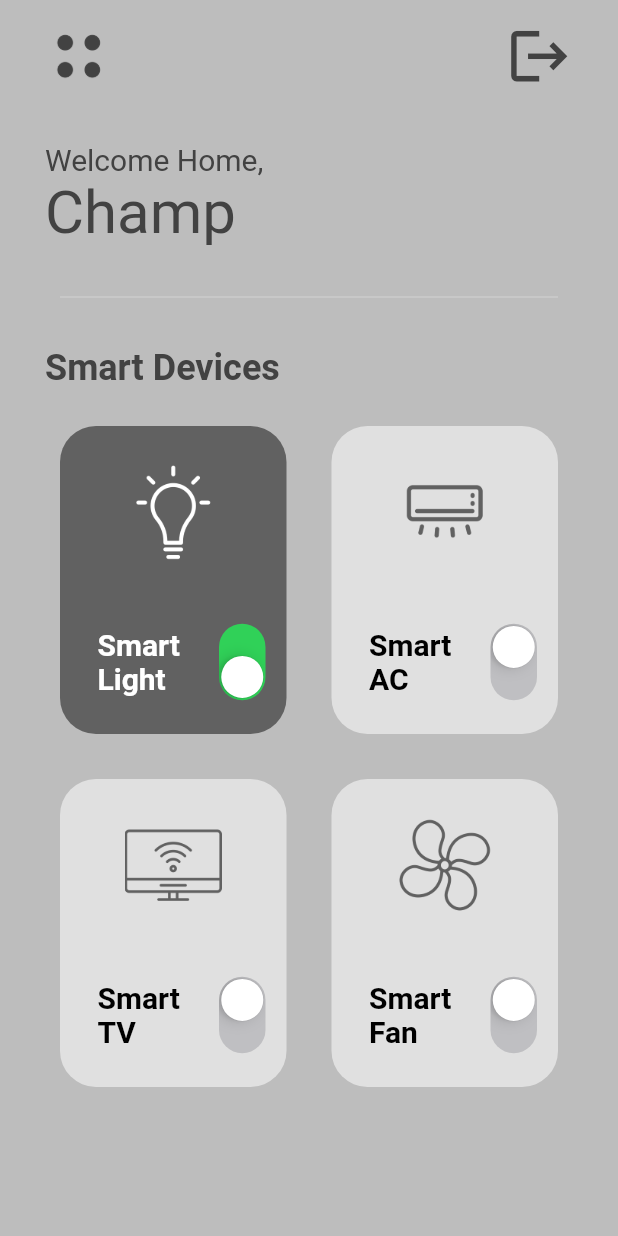
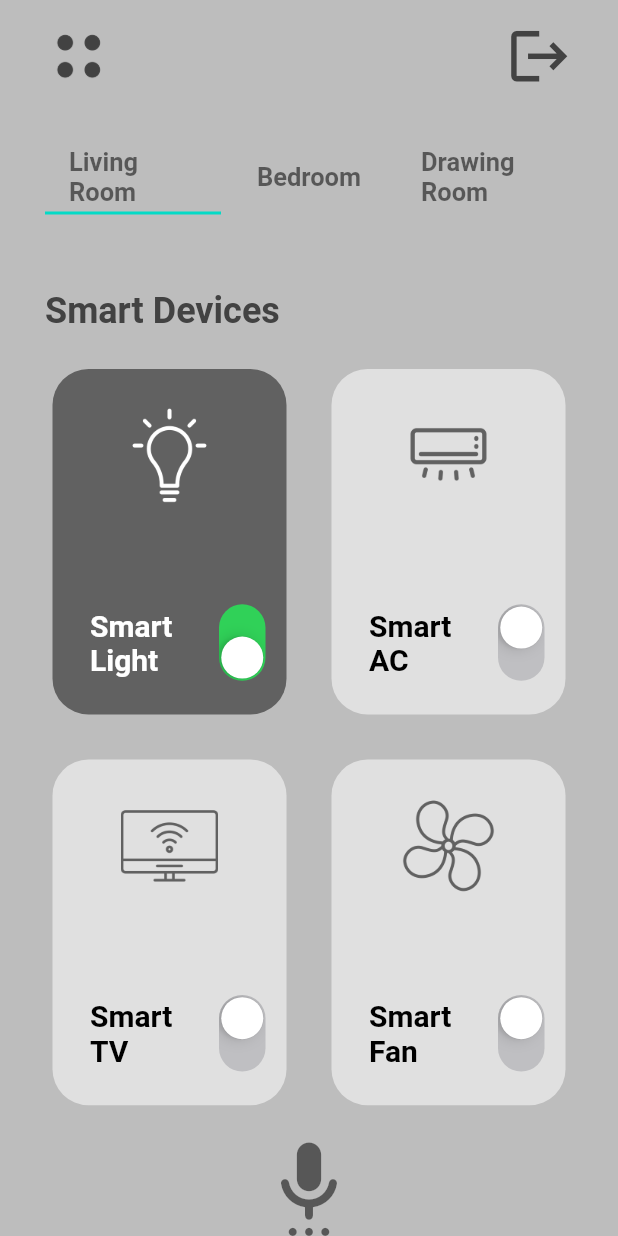
Before and after one commit to Mansivjain00/OOMD-Mini-Project, a Flutter app: the RegisterPage screen opened by its route, after a tap on "Register", on a phone screen of 412 x 824 dp. Run offline on Flutter 3.47's test engine with Material 2 defaults, Android fonts, the phone set to English and light mode, and no system bars.

Commit message:
Tab View and Voice assisstant Icon added

```diff
--- /dev/null
+++ b/lib/pages/control.dart
@@ -0,0 +1,23 @@
+import 'package:flutter/material.dart';
+
+class ControlPage extends StatelessWidget{
+
+  @override
+  Widget build(BuildContext context) {
+    // TODO: implement build
+    return _ControlPageState();
+  }
+ }
+
+
+
+
+class _ControlPageState extends ControlPage{
+
+  @override
+  Widget build(BuildContext context) {
+
+    return Scaffold();
+
+  }
+}
--- a/lib/pages/home_page.dart
+++ b/lib/pages/home_page.dart
@@ -80,14 +80,47 @@ class _HomePageState extends State<HomePage> {
               child: Column(
                 crossAxisAlignment: CrossAxisAlignment.start,
                 children: [
-                  Text(
-                    "Welcome Home,",
-                    style: TextStyle(fontSize: 20, color: Colors.grey.shade800),
-                  ),
-                  Text(
-                    'Champ',
-                    style: TextStyle(fontSize: 40,color: Colors.grey.shade800),
-                  ),
+                  // Text(
+                  //   "Welcome Home,",
+                  //   style: TextStyle(fontSize: 20, color: Colors.grey.shade800),
+                  // ),
+                  // Text(
+                  //   'Champ',
+                  //   style: TextStyle(fontSize: 40,color: Colors.grey.shade800),
+                  // ),
+
+                  DefaultTabController(length: 3, child: TabBar(
+                    tabs: [
+                     Tab(
+                         icon: Text(
+                           'Living Room',
+                           style: TextStyle(
+                               color: Colors.black54,
+                             fontSize: 17,
+                             fontWeight: FontWeight.w700,
+                           ),
+                         ),
+                     ) ,Tab(
+                         icon: Text('Bedroom',
+                           style: TextStyle(
+                               color: Colors.black54,
+                             fontSize: 17,
+                             fontWeight: FontWeight.w700,
+                           ),
+                         ),
+                     ) ,Tab(
+                         icon: Text('Drawing Room',
+                             style: TextStyle(
+                                 color: Colors.black54,
+                               fontSize: 17,
+                               fontWeight: FontWeight.w700,
+                             ),
+                         ),
+                     ) ,
+                    ],
+                  )),
+
+
                 ],
               ),
             ),
@@ -96,10 +129,10 @@ class _HomePageState extends State<HomePage> {
 
             const Padding(
               padding: EdgeInsets.symmetric(horizontal: 40.0),
-              child: Divider(
-                thickness: 1,
-                color: Color.fromARGB(255, 204, 204, 204),
-              ),
+              // child: Divider(
+              //   thickness: 1,
+              //   color: Color.fromARGB(255, 204, 204, 204),
+              // ),
             ),
 
             const SizedBox(height: 25),
@@ -123,10 +156,10 @@ class _HomePageState extends State<HomePage> {
               child: GridView.builder(
                 itemCount: 4,
                 physics: const NeverScrollableScrollPhysics(),
-                padding: const EdgeInsets.symmetric(horizontal: 25),
+                padding: const EdgeInsets.symmetric(horizontal: 20),
                 gridDelegate: const SliverGridDelegateWithFixedCrossAxisCount(
                   crossAxisCount: 2,
-                  childAspectRatio: 1 / 1.3,
+                  childAspectRatio: 1 / 1.4,
                 ),
                 itemBuilder: (context, index) {
                   return SmartDeviceBox(
@@ -137,7 +170,9 @@ class _HomePageState extends State<HomePage> {
                   );
                 },
               ),
-            )
+            ),
+            Center(
+                child: Icon(Icons.settings_voice_rounded,color: Colors.black54,size: 65,)),
           ],
         ),
       ),
--- a/lib/pages/register.dart
+++ b/lib/pages/register.dart
@@ -93,6 +93,10 @@ class _RegisterPage extends State<RegisterPage>{
                 onSaved: (_value){},
                 hintText: "Password",
                 obscureText: true,
+            ),CustomTextFormField(
+                onSaved: (_value){},
+                hintText: "Forgot Password",
+                obscureText: true,
             ),
           ],
         ),
--- a/lib/util/smart_device_box.dart
+++ b/lib/util/smart_device_box.dart
@@ -2,6 +2,7 @@ import 'dart:math';
 
 import 'package:flutter/cupertino.dart';
 import 'package:flutter/material.dart';
+import 'package:mini_project/pages/control.dart';
 
 class SmartDeviceBox extends StatelessWidget {
   final String smartDeviceName;
@@ -19,7 +20,13 @@ class SmartDeviceBox extends StatelessWidget {
 
   @override
   Widget build(BuildContext context) {
-    return Padding(
+    return GestureDetector(
+      onTap: (){
+        // Navigator.push(
+        //     context,
+        //     MaterialPageRoute(builder: (context)=>ControlPage()));
+      },
+      child: Padding(
         padding: const EdgeInsets.all(15.0),
         child: Container(
           decoration: BoxDecoration(
@@ -67,6 +74,7 @@ class SmartDeviceBox extends StatelessWidget {
             ),
           ),
         ),
+      ),
     );
   }
 }
```
Lines whose indentation alone changed are shown as unchanged.
